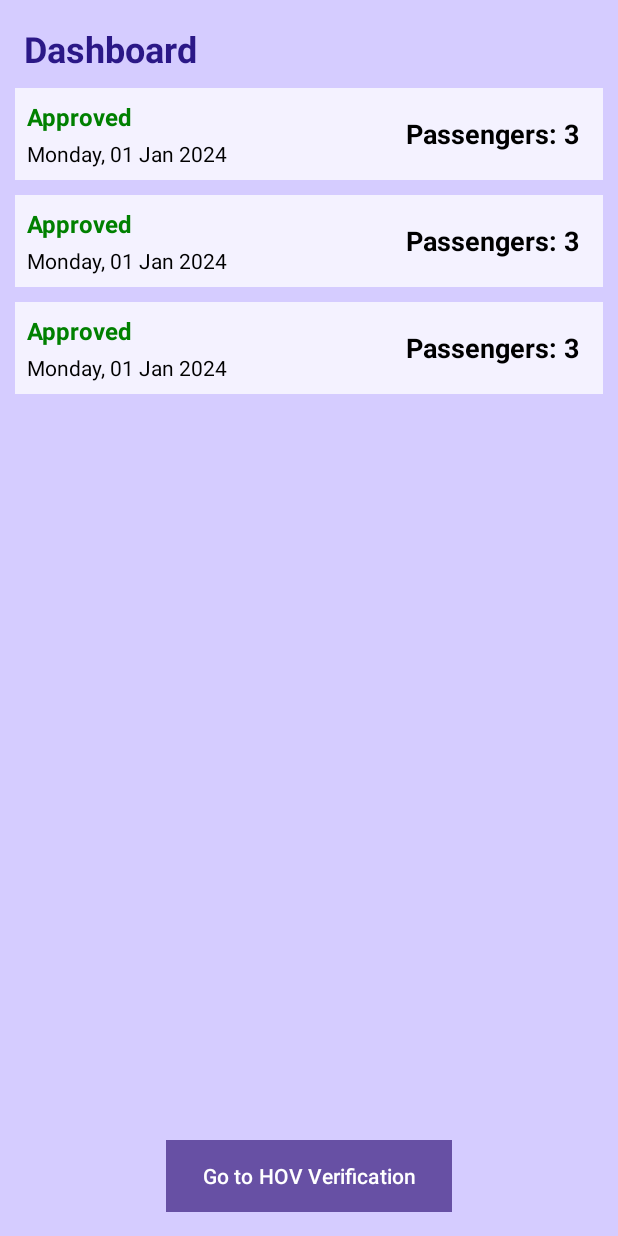
After one commit to nirmalbaby1113/HOVVerification-App, an Android app: the layout activity_home.xml on its own in the app's theme, with its tools: preview values and no code run, on a phone screen of 412 x 824 dp. The commit adds this screen. Run offline under Robolectric (Android 15) with nearby library versions, the phone set to English and light mode, and no system bars.

```diff
--- a/app/build.gradle.kts
+++ b/app/build.gradle.kts
@@ -60,6 +60,7 @@ dependencies {
     // Room Database for offline caching
     implementation ("androidx.room:room-runtime:2.6.1")
     kapt ("androidx.room:room-compiler:2.6.1")
+    implementation ("androidx.room:room-ktx:2.6.1")
 
     // CameraX for capturing images
     implementation ("androidx.camera:camera-core:1.4.0")
--- a/app/src/main/AndroidManifest.xml
+++ b/app/src/main/AndroidManifest.xml
@@ -4,7 +4,6 @@
 
     <uses-permission android:name="android.permission.CAMERA" />
     <uses-permission android:name="android.permission.WRITE_EXTERNAL_STORAGE" />
-
 
     <application
         android:allowBackup="true"
@@ -17,6 +16,11 @@
         android:theme="@style/Theme.HOVVerification"
         tools:targetApi="31">
         <activity
+            android:name=".HomeActivity"
+            android:exported="false" >
+
+        </activity>
+        <activity
             android:name=".features.hovVerification.view.HOVActivity"
             android:exported="true">
             <intent-filter>
--- a/app/src/main/java/com/nirmal/baby/hovverification/features/hovVerification/presenter/HOVPresenter.kt
+++ b/app/src/main/java/com/nirmal/baby/hovverification/features/hovVerification/presenter/HOVPresenter.kt
@@ -23,14 +23,14 @@ class HOVPresenter(
                 val response = interactor.fetchFaceData(imageFile)
                 withContext(Dispatchers.Main) {
                     view.showFaceCount(response.face_num)
-                    view.hideLoading()
+                    //view.hideLoading()
                 }
             } catch (e: Exception) {
                 withContext(Dispatchers.Main) {
                     val detailedError = e.message ?: "An unknown error occurred"
                     Log.e("HOVPresenter", "Error: $detailedError")
                     view.showError(detailedError) // Show detailed error
-                    view.hideLoading()
+                    //view.hideLoading()
                 }
             }
         }
--- /dev/null
+++ b/app/src/main/res/layout/activity_home.xml
@@ -0,0 +1,53 @@
+<?xml version="1.0" encoding="utf-8"?>
+<androidx.constraintlayout.widget.ConstraintLayout
+    xmlns:android="http://schemas.android.com/apk/res/android"
+    xmlns:app="http://schemas.android.com/apk/res-auto"
+    xmlns:tools="http://schemas.android.com/tools"
+    android:layout_width="match_parent"
+    android:layout_height="match_parent"
+    tools:context=".HomeActivity"
+    android:background="@color/background">
+
+    <!-- Heading TextView -->
+    <TextView
+        android:id="@+id/headingTextView"
+        android:layout_width="wrap_content"
+        android:layout_height="wrap_content"
+        android:text="Dashboard"
+        android:textSize="24sp"
+        android:textStyle="bold"
+        android:textColor="@color/heading_font_color"
+        android:layout_marginTop="16dp"
+        android:layout_marginStart="16dp"
+        app:layout_constraintTop_toTopOf="parent"
+        app:layout_constraintStart_toStartOf="parent" />
+
+    <!-- RecyclerView -->
+
+    <!-- Button to Navigate to HOVVerification -->
+    <androidx.recyclerview.widget.RecyclerView
+        android:id="@+id/recyclerView"
+        android:layout_width="0dp"
+        android:layout_height="0dp"
+        android:layout_marginStart="10dp"
+        android:layout_marginEnd="10dp"
+        app:layout_constraintBottom_toTopOf="@id/navigateButton"
+        app:layout_constraintEnd_toEndOf="parent"
+        app:layout_constraintHorizontal_bias="0.0"
+        app:layout_constraintStart_toStartOf="parent"
+        app:layout_constraintTop_toBottomOf="@id/headingTextView"
+        app:layout_constraintVertical_bias="0.0"
+        tools:listitem="@layout/item_layout" />
+
+    <Button
+        android:id="@+id/navigateButton"
+        android:layout_width="wrap_content"
+        android:layout_height="wrap_content"
+        android:text="Go to HOV Verification"
+        android:background="@color/button_background"
+        app:layout_constraintBottom_toBottomOf="parent"
+        app:layout_constraintStart_toStartOf="parent"
+        app:layout_constraintEnd_toEndOf="parent"
+        android:layout_marginBottom="16dp" />
+
+</androidx.constraintlayout.widget.ConstraintLayout>
--- /dev/null
+++ b/app/src/main/res/layout/item_layout.xml
@@ -0,0 +1,50 @@
+<?xml version="1.0" encoding="utf-8"?>
+<LinearLayout
+    xmlns:android="http://schemas.android.com/apk/res/android"
+    android:layout_width="match_parent"
+    android:layout_height="wrap_content"
+    android:orientation="horizontal"
+    android:background="@color/tiles_color"
+    android:layout_marginTop="10dp"
+    android:padding="8dp">
+
+    <!-- Left Section (Title and Date) -->
+    <LinearLayout
+        android:layout_width="0dp"
+        android:layout_height="wrap_content"
+        android:layout_weight="1"
+        android:orientation="vertical">
+
+        <!-- Item Title -->
+        <TextView
+            android:id="@+id/itemTitle"
+            android:layout_width="wrap_content"
+            android:layout_height="wrap_content"
+            android:text="Approved"
+            android:textColor="@color/green"
+            android:textSize="16sp"
+            android:textStyle="bold"
+            android:paddingBottom="4dp" />
+
+        <!-- Date -->
+        <TextView
+            android:id="@+id/itemDate"
+            android:layout_width="wrap_content"
+            android:layout_height="wrap_content"
+            android:text="Monday, 01 Jan 2024"
+            android:textSize="14sp"
+            android:textColor="@color/black" />
+    </LinearLayout>
+
+    <!-- Right Section (Passenger Count) -->
+    <TextView
+        android:id="@+id/passengerCount"
+        android:layout_width="wrap_content"
+        android:layout_height="match_parent"
+        android:gravity="center"
+        android:text="Passengers: 3"
+        android:textSize="18sp"
+        android:textStyle="bold"
+        android:padding="8dp"
+        android:textColor="@color/black" />
+</LinearLayout>
--- a/app/src/main/res/values/colors.xml
+++ b/app/src/main/res/values/colors.xml
@@ -2,4 +2,9 @@
 <resources>
     <color name="black">#FF000000</color>
     <color name="white">#FFFFFFFF</color>
+    <color name="background">#D5CCFF</color>
+    <color name="tiles_color">#F4F2FF</color>
+    <color name="heading_font_color">#2B1887</color>
+    <color name="button_background">#2D41A7</color>
+    <color name="green">#008000</color>
 </resources>
```
Also changed, not shown: app/src/main/java/com/nirmal/baby/hovverification/HomeActivity.kt (added, +11 -0 lines), app/src/main/java/com/nirmal/baby/hovverification/database/AppDatabase.kt (added, +28 -0 lines), app/src/main/java/com/nirmal/baby/hovverification/database/FaceDataDao.kt (added, +14 -0 lines), app/src/main/java/com/nirmal/baby/hovverification/database/FaceDataEntity.kt (added, +12 -0 lines), app/src/main/java/com/nirmal/baby/hovverification/features/home/entity/HomeEntity.kt (added, +7 -0 lines), app/src/main/java/com/nirmal/baby/hovverification/features/hovVerification/interactor/HOVInteractor.kt (+19 -5 lines), app/src/main/java/com/nirmal/baby/hovverification/features/hovVerification/view/HOVActivity.kt (+62 -5 lines), app/src/main/res/drawable/dialog_background.xml (added, +20 -0 lines), app/src/main/res/layout/activity_main.xml (+0 -18 lines), app/src/main/res/layout/dialog_loading_face_count.xml (added, +55 -0 lines).
